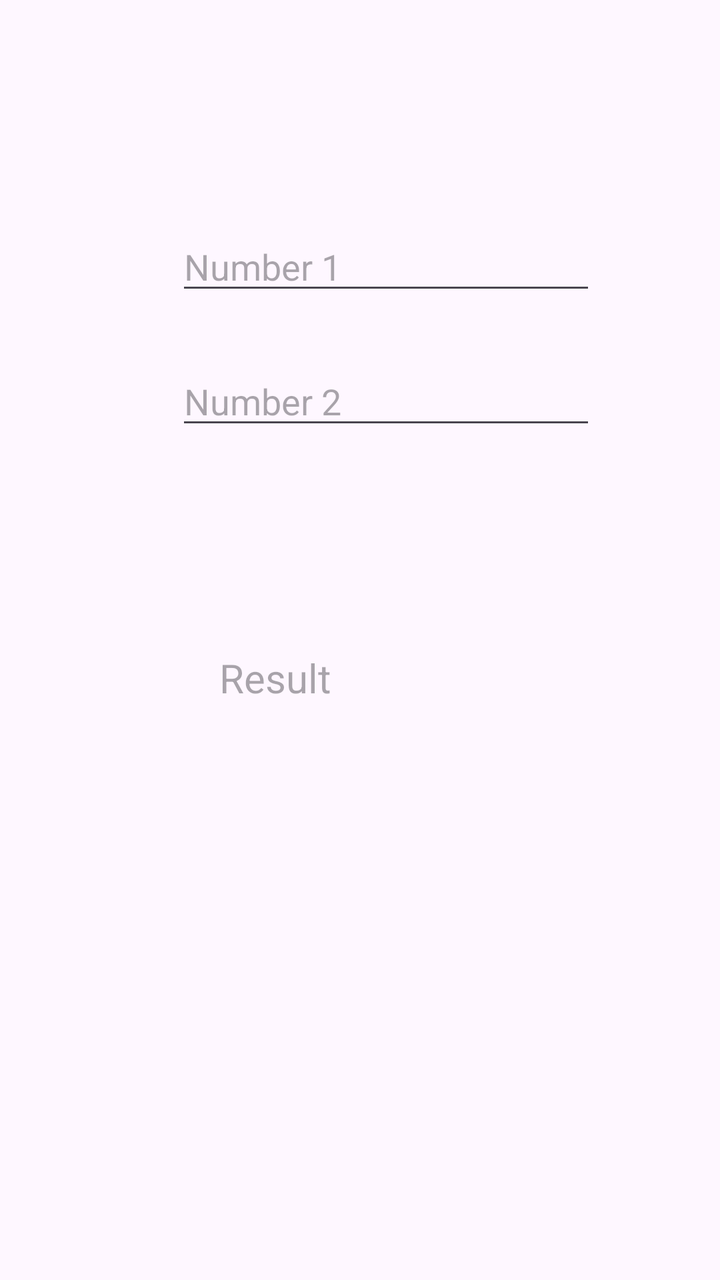
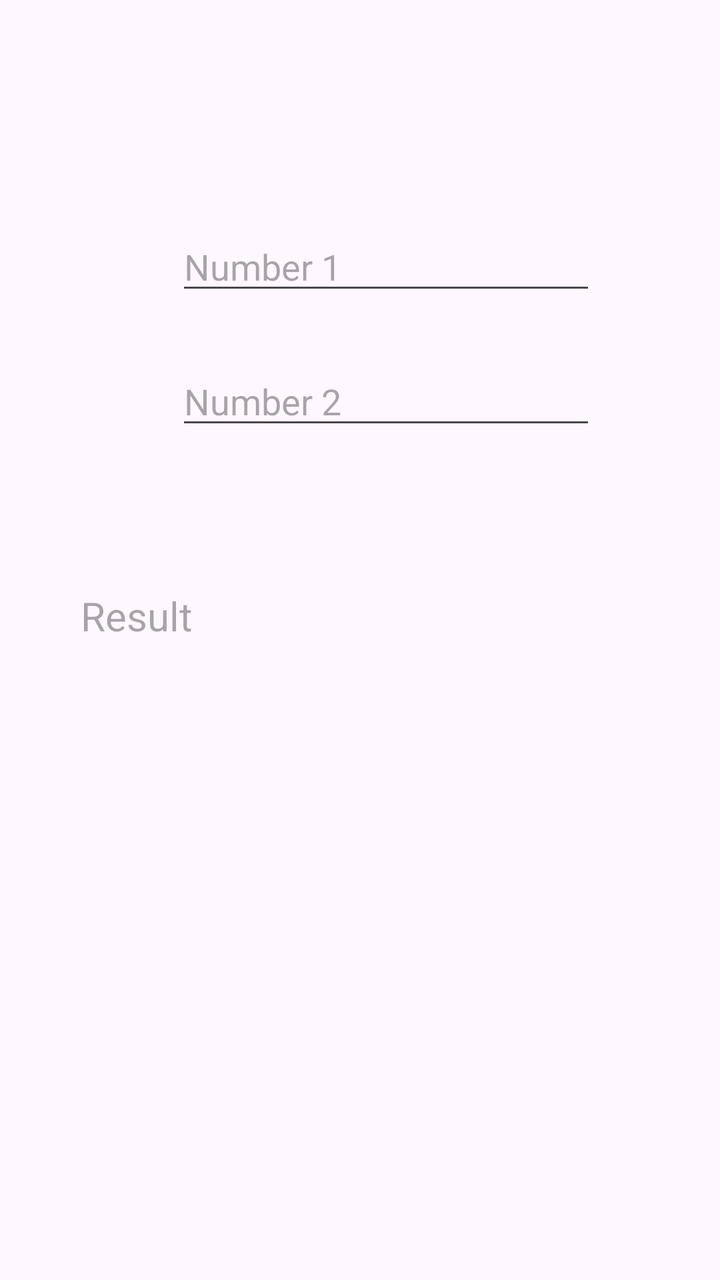

Before-and-after screenshots of an Android layout around one commit, followed by the original layout XML and the change that was made.
<!-- AndroidManifest.xml: application theme Theme.Hesap_makinesi -->
<!-- res/layout/activity_main.xml -->
<?xml version="1.0" encoding="utf-8"?>
<androidx.constraintlayout.widget.ConstraintLayout xmlns:android="http://schemas.android.com/apk/res/android"
    xmlns:app="http://schemas.android.com/apk/res-auto"
    xmlns:tools="http://schemas.android.com/tools"
    android:id="@+id/main"
    android:layout_width="match_parent"
    android:layout_height="match_parent"
    tools:context=".MainActivity">

    <EditText
        android:id="@+id/number1text"
        android:layout_width="wrap_content"
        android:layout_height="wrap_content"
        android:layout_marginStart="88dp"
        android:layout_marginTop="111dp"
        android:layout_marginBottom="26dp"
        android:ems="10"
        android:hint="Number 1"
        android:inputType="text"
        app:layout_constraintBottom_toTopOf="@+id/number2text"
        app:layout_constraintStart_toStartOf="parent"
        app:layout_constraintTop_toTopOf="parent" />

    <EditText
        android:id="@+id/number2text"
        android:layout_width="wrap_content"
        android:layout_height="wrap_content"
        android:ems="10"
        android:hint="Number 2"
        android:inputType="text"
        app:layout_constraintBottom_toTopOf="@+id/linearLayout6"
        app:layout_constraintStart_toStartOf="@+id/number1text"
        app:layout_constraintTop_toBottomOf="@+id/number1text" />

    <TextView
        android:id="@+id/resultText"
        android:layout_width="140dp"
        android:layout_height="34dp"
        android:hint="Result"
        android:textAlignment="center"
        android:textSize="20dp"
        app:layout_constraintBottom_toBottomOf="parent"
        app:layout_constraintEnd_toEndOf="parent"
        app:layout_constraintHorizontal_bias="0.498"
        app:layout_constraintStart_toStartOf="parent"
        app:layout_constraintTop_toBottomOf="@+id/linearLayout6"
        app:layout_constraintVertical_bias="0.317" />

    <LinearLayout
        android:id="@+id/linearLayout6"
        android:layout_width="352dp"
        android:layout_height="0dp"
        android:layout_marginTop="20dp"
        android:layout_marginBottom="445dp"
        android:orientation="horizontal"
        app:layout_constraintBottom_toBottomOf="parent"
        app:layout_constraintEnd_toEndOf="parent"
        app:layout_constraintHorizontal_bias="0.491"
        app:layout_constraintStart_toStartOf="parent"
        app:layout_constraintTop_toBottomOf="@+id/number2text">

        <Button
            android:id="@+id/MySum"
            android:layout_width="wrap_content"
            android:layout_height="wrap_content"
            android:onClick="MySum"
            android:text="+"
            android:textAlignment="center"
            android:textSize="20sp" />

        <Button
            android:id="@+id/MySub"
            android:layout_width="wrap_content"
            android:layout_height="wrap_content"
            android:onClick="MySub"
            android:text="-"
            android:textAlignment="gravity"
            android:textSize="20sp" />

        <Button
            android:id="@+id/MyDiv"
            android:layout_width="wrap_content"
            android:layout_height="wrap_content"
            android:onClick="MyDiv"
            android:text="/"
            android:textSize="20sp" />

        <Button
            android:id="@+id/MyMult"
            android:layout_width="wrap_content"
            android:layout_height="wrap_content"
            android:onClick="MyMult"
            android:text="x"
            android:textSize="20sp" />

    </LinearLayout>

</androidx.constraintlayout.widget.ConstraintLayout>
<!-- resources referenced by this layout -->
<resources>
  <style name="Theme.Hesap_makinesi" parent="Base.Theme.Hesap_makinesi" />
  <style name="Base.Theme.Hesap_makinesi" parent="Theme.Material3.DayNight.NoActionBar">
          
          
      </style>
</resources>

<!-- the commit's change to res/layout/activity_main.xml (unified diff, before → after) -->
@@ -34,8 +34,8 @@
 
     <TextView
         android:id="@+id/resultText"
-        android:layout_width="140dp"
-        android:layout_height="34dp"
+        android:layout_width="279dp"
+        android:layout_height="132dp"
         android:hint="Result"
         android:textAlignment="center"
         android:textSize="20dp"
